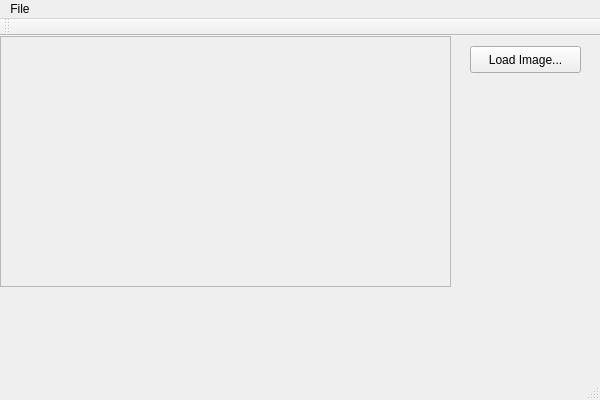
Before: the Qt Designer form trabalho1/mainwindow.ui in Mendelev/cg-ufrj-2011, drawn with Qt 5.
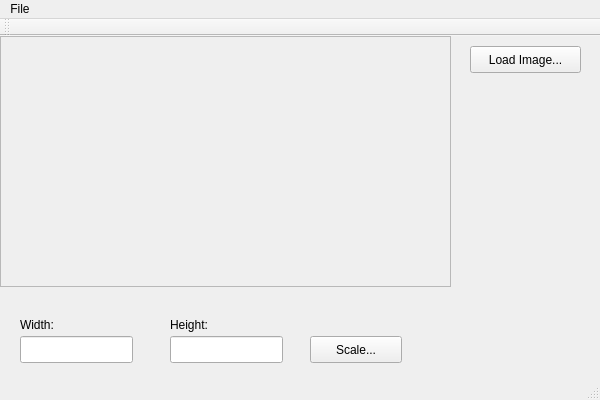
After: the same form once the commit is applied.

```diff
--- a/trabalho1/mainwindow.ui
+++ b/trabalho1/mainwindow.ui
@@ -74,6 +74,65 @@
      </widget>
     </widget>
    </widget>
+   <widget class="QLineEdit" name="txtWidth">
+    <property name="geometry">
+     <rect>
+      <x>20</x>
+      <y>300</y>
+      <width>113</width>
+      <height>27</height>
+     </rect>
+    </property>
+   </widget>
+   <widget class="QLineEdit" name="txtHeight">
+    <property name="geometry">
+     <rect>
+      <x>170</x>
+      <y>300</y>
+      <width>113</width>
+      <height>27</height>
+     </rect>
+    </property>
+   </widget>
+   <widget class="QPushButton" name="btnScaleImage">
+    <property name="geometry">
+     <rect>
+      <x>310</x>
+      <y>300</y>
+      <width>92</width>
+      <height>27</height>
+     </rect>
+    </property>
+    <property name="text">
+     <string>Scale...</string>
+    </property>
+   </widget>
+   <widget class="QLabel" name="lblWidth">
+    <property name="geometry">
+     <rect>
+      <x>20</x>
+      <y>280</y>
+      <width>59</width>
+      <height>17</height>
+     </rect>
+    </property>
+    <property name="text">
+     <string>Width:</string>
+    </property>
+   </widget>
+   <widget class="QLabel" name="lblHeight">
+    <property name="geometry">
+     <rect>
+      <x>170</x>
+      <y>280</y>
+      <width>59</width>
+      <height>17</height>
+     </rect>
+    </property>
+    <property name="text">
+     <string>Height:</string>
+    </property>
+   </widget>
   </widget>
   <widget class="QMenuBar" name="menuBar">
    <property name="geometry">
```
Left out of the diff: 2 changed lines with no effect on the pictures.
